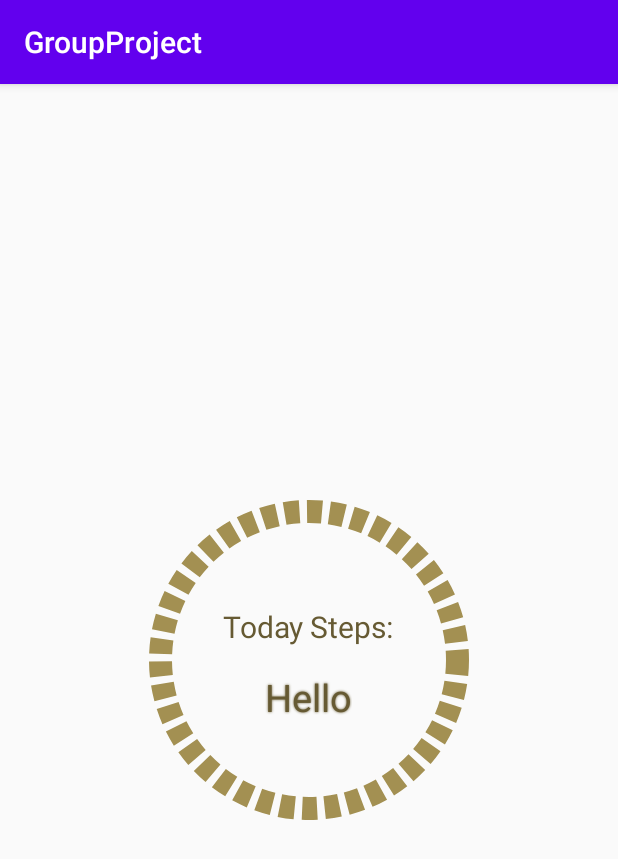
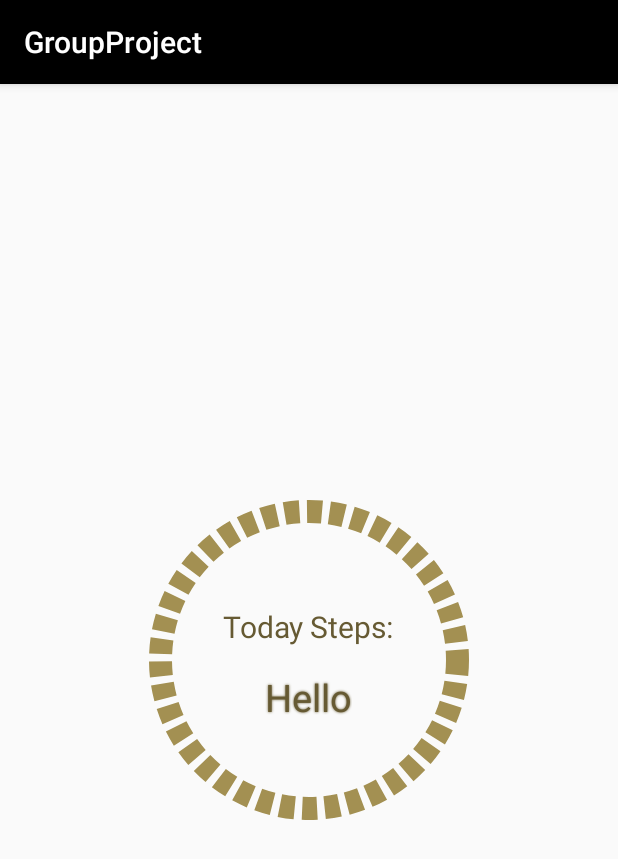
Before and after one commit to watermelonpeople/Mobile-App-Development, an Android app: the screen it shows after launch (MainActivity), on a phone screen of 412 x 824 dp. Shown: the top 859 px of the screen. Run offline under Robolectric (Android 15) with nearby library versions, the phone set to English and light mode, and no system bars.

Commit message:
modified color-YL

```diff
--- a/app/src/main/res/values/colors.xml
+++ b/app/src/main/res/values/colors.xml
@@ -1,7 +1,7 @@
 <?xml version="1.0" encoding="utf-8"?>
 <resources>
-    <color name="colorPrimary">#6200EE</color>
-    <color name="colorPrimaryDark">#3700B3</color>
+    <color name="colorPrimary">#000000</color>
+    <color name="colorPrimaryDark">#665A33</color>
     <color name="colorAccent">#03DAC5</color>
     <color name="colorRoundCounter">#A39052</color>
     <color name="warmYellow">#665A33</color>
```
